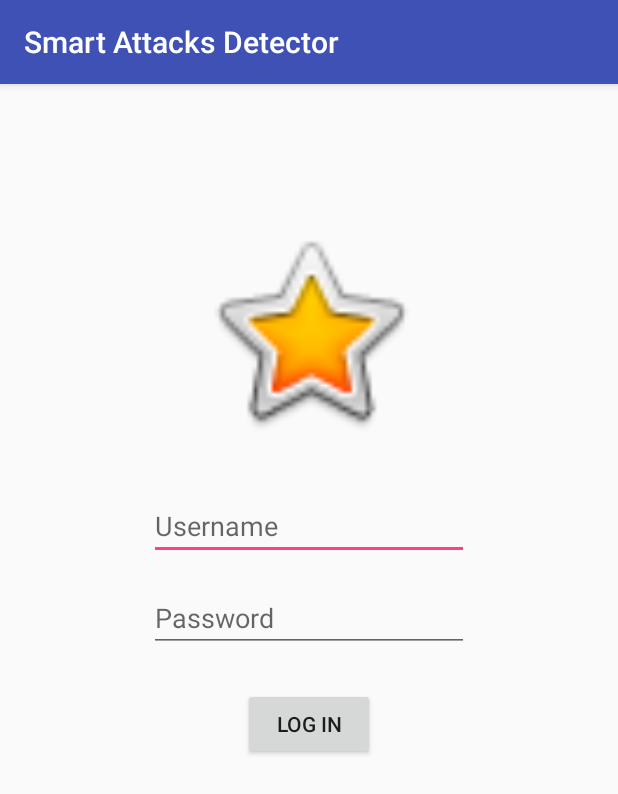
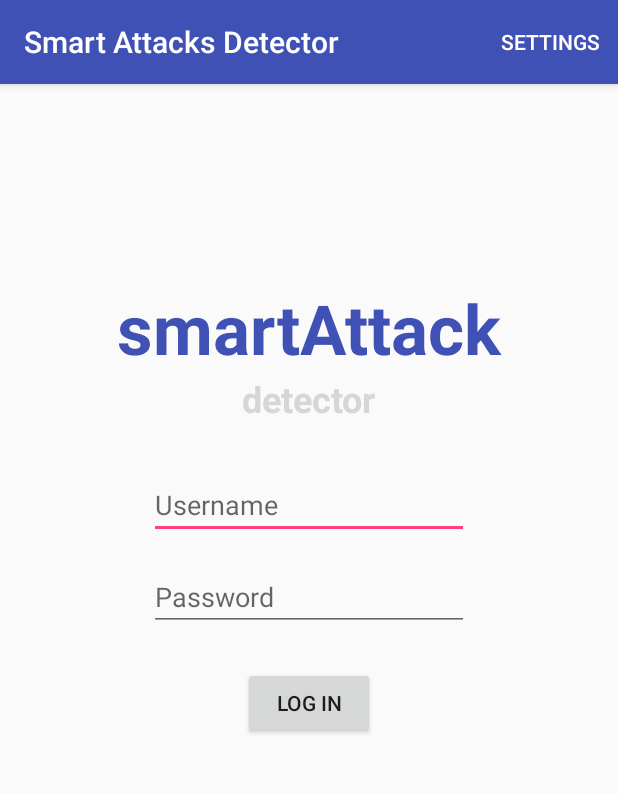
Before and after one commit to prefacdaniel/netscan-master, an Android app: the screen it shows after launch (LogInActivity), on a phone screen of 412 x 824 dp. Shown: the top 794 px of the screen. Run offline under Robolectric (Android 15) with nearby library versions, the phone set to English and light mode, and no system bars; Roboto replaces fonts that are not available here.

Commit message:
ip change

```diff
--- a/app/src/main/java/com/example/dprefac/barcodescanner/LogInActivity.java
+++ b/app/src/main/java/com/example/dprefac/barcodescanner/LogInActivity.java
@@ -4,6 +4,9 @@ import android.content.Intent;
 import android.support.v7.app.AppCompatActivity;
 import android.os.Bundle;
 import android.util.Log;
+import android.view.Menu;
+import android.view.MenuInflater;
+import android.view.MenuItem;
 import android.widget.Button;
 import android.widget.Toast;
 
@@ -29,4 +32,21 @@ public class LogInActivity extends AppCompatActivity {
             Log.e(TAG, e.getMessage(), e);
         }
     }
+
+    @Override
+    public boolean onCreateOptionsMenu(Menu menu) {
+        MenuInflater inflater = getMenuInflater();
+        inflater.inflate(R.menu.menu, menu);
+        return true;
+    }
+
+    @Override
+    public boolean onOptionsItemSelected(MenuItem item) {
+        if (item.getItemId() == R.id.your_item_id) {
+            Intent intent = new Intent(getApplicationContext(), SettingsActivity.class);
+            getApplicationContext().startActivity(intent);
+            return true;
+        }
+        return super.onOptionsItemSelected(item);
+    }
 }
--- a/app/src/main/java/com/example/dprefac/barcodescanner/config/Configuration.java
+++ b/app/src/main/java/com/example/dprefac/barcodescanner/config/Configuration.java
@@ -10,9 +10,9 @@ import retrofit2.converter.gson.GsonConverterFactory;
  */
 
 public class Configuration {
-    public static String SERVER_ADDRESS = "http://192.168.167.82:5000";
+   public static String SERVER_ADDRESS = "http://192.168.43.28:5000";
 
-   private static Retrofit retrofit = new Retrofit.Builder()
+   public static Retrofit retrofit = new Retrofit.Builder()
             .baseUrl(SERVER_ADDRESS)
             .addConverterFactory(GsonConverterFactory.create())
             .build();
--- a/app/src/main/res/layout/activity_device_detail.xml
+++ b/app/src/main/res/layout/activity_device_detail.xml
@@ -14,7 +14,7 @@
         android:layout_height="0dp"
         android:layout_marginBottom="50dp"
         android:orientation="vertical"
-        app:layout_constraintBottom_toBottomOf="@id/updateConnectionStatusButton"
+        app:layout_constraintBottom_toBottomOf="@id/startTraining"
         app:layout_constraintTop_toTopOf="parent">
 
         <android.support.constraint.ConstraintLayout
@@ -56,10 +56,10 @@
         android:id="@+id/startTraining"
         android:layout_width="match_parent"
         android:layout_height="wrap_content"
-        android:layout_marginBottom="8dp"
         android:layout_marginEnd="8dp"
         android:layout_marginStart="8dp"
         android:text="Start training"
+        app:layout_constraintVertical_weight="1"
         app:layout_constraintBottom_toBottomOf="parent"
         app:layout_constraintEnd_toEndOf="parent"
         app:layout_constraintStart_toStartOf="parent"
--- a/app/src/main/res/layout/activity_log_in.xml
+++ b/app/src/main/res/layout/activity_log_in.xml
@@ -5,16 +5,6 @@
     android:layout_width="match_parent"
     android:layout_height="match_parent"
     tools:context="com.example.dprefac.barcodescanner.LogInActivity">
-
-    <ImageView
-        android:id="@+id/imageView2"
-        android:layout_width="150dp"
-        android:layout_height="150dp"
-        android:layout_marginTop="90dp"
-        app:layout_constraintEnd_toEndOf="parent"
-        app:layout_constraintStart_toStartOf="parent"
-        app:layout_constraintTop_toTopOf="parent"
-        app:srcCompat="@android:drawable/btn_star_big_on" />
 
     <EditText
         android:id="@+id/editText4"
@@ -26,7 +16,7 @@
         android:inputType="textPersonName"
         app:layout_constraintEnd_toEndOf="parent"
         app:layout_constraintStart_toStartOf="parent"
-        app:layout_constraintTop_toBottomOf="@+id/imageView2" />
+        app:layout_constraintTop_toBottomOf="@+id/textView10" />
 
     <EditText
         android:id="@+id/editText5"
@@ -49,4 +39,30 @@
         app:layout_constraintEnd_toEndOf="parent"
         app:layout_constraintStart_toStartOf="parent"
         app:layout_constraintTop_toBottomOf="@+id/editText5" />
+
+    <TextView
+        android:id="@+id/textView9"
+        android:layout_width="wrap_content"
+        android:layout_height="wrap_content"
+        android:layout_marginTop="132dp"
+        android:text="smartAttack"
+        android:textColor="@color/colorPrimary"
+        android:textSize="46sp"
+        android:textStyle="bold"
+        app:layout_constraintEnd_toEndOf="parent"
+        app:layout_constraintStart_toStartOf="parent"
+        app:layout_constraintTop_toTopOf="parent" />
+
+    <TextView
+        android:id="@+id/textView10"
+        android:layout_width="wrap_content"
+        android:layout_height="wrap_content"
+        android:text="detector"
+        android:textColor="@color/zxing_custom_viewfinder_laser"
+        android:textSize="24sp"
+        android:textStyle="bold"
+        app:layout_constraintEnd_toEndOf="parent"
+        app:layout_constraintStart_toStartOf="parent"
+        app:layout_constraintTop_toBottomOf="@+id/textView9" />
+
 </android.support.constraint.ConstraintLayout>
--- a/app/src/main/res/layout/activity_settings.xml
+++ b/app/src/main/res/layout/activity_settings.xml
@@ -25,7 +25,7 @@
         android:layout_marginStart="84dp"
         android:layout_marginTop="32dp"
         android:ems="10"
-        android:hint="5.5.5.5:80"
+        android:hint="5.5.5.5:5000"
         android:inputType="textPersonName"
         app:layout_constraintStart_toStartOf="parent"
         app:layout_constraintTop_toBottomOf="@+id/textView2" />
--- /dev/null
+++ b/app/src/main/res/menu/menu.xml
@@ -0,0 +1,8 @@
+<menu xmlns:tools="http://schemas.android.com/tools"
+    xmlns:android="http://schemas.android.com/apk/res/android"
+    xmlns:app="http://schemas.android.com/apk/res-auto"
+    tools:ignore="AlwaysShowAction">
+    <item android:id="@+id/your_item_id"
+        android:title="Settings"
+        app:showAsAction="always" />
+</menu>
```
Also changed, not shown: app/src/main/java/com/example/dprefac/barcodescanner/SettingsActivity.java (+18 -1 lines).
